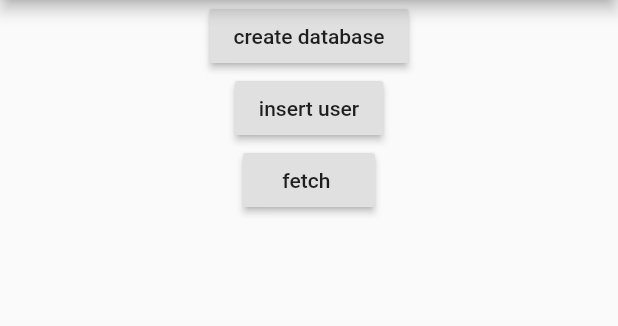
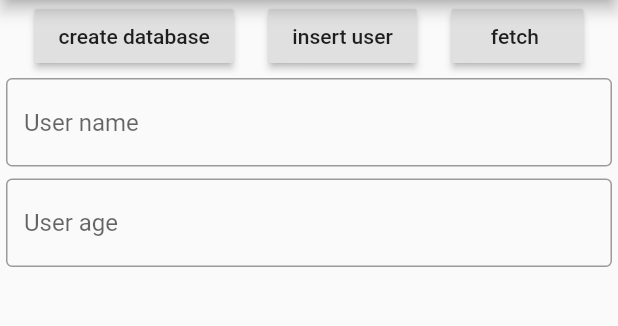
Before and after one commit to charafau/loft, a Flutter app: the screen it shows after launch, on a phone screen of 412 x 824 dp, the part 84-410 px from its top. Run offline on Flutter 3.47's test engine with Material 2 defaults, Android fonts, the phone set to English and light mode, and no system bars; our stand-ins replace built_collection, recase, sqflite; missing offline and left inert: analyzer, build, code_builder, dart:mirrors, dart_style, source_gen; accounts and stored records are empty.

Commit message:
added dt interface

```diff
--- a/example/lib/main.dart
+++ b/example/lib/main.dart
@@ -2,6 +2,7 @@ import 'package:example/database.dart';
 import 'package:example/user.dart';
 import 'package:example/user_dao.dart';
 import 'package:flutter/material.dart';
+import 'package:path/path.dart';
 import 'package:sqflite/sqflite.dart';
 
 void main() => runApp(MyApp());
@@ -15,7 +16,33 @@ class MyApp extends StatelessWidget {
   }
 }
 
-class HomeScreen extends StatelessWidget {
+class HomeScreen extends StatefulWidget {
+  @override
+  HomeScreenState createState() {
+    return new HomeScreenState();
+  }
+}
+
+class HomeScreenState extends State<HomeScreen> {
+  List<User> users = [];
+
+  final nameController = TextEditingController();
+  final ageController = TextEditingController();
+
+  @override
+  void initState() {
+    super.initState();
+    TodoDatabase().generate();
+  }
+
+  @override
+  void dispose() {
+    nameController.dispose();
+    ageController.dispose();
+
+    super.dispose();
+  }
+
   @override
   Widget build(BuildContext context) {
     return Scaffold(
@@ -25,33 +52,81 @@ class HomeScreen extends StatelessWidget {
       body: Center(
         child: Column(
           children: <Widget>[
+            Row(
+              mainAxisAlignment: MainAxisAlignment.spaceEvenly,
+              children: <Widget>[
                 RaisedButton(
                   child: Text('create database'),
-              onPressed: () {
-                TodoDatabase().generate();
+                  onPressed: () async {
+                    print('should generate');
+                    await TodoDatabase().generate();
                   },
                 ),
                 RaisedButton(
                   child: Text('insert user'),
                   onPressed: () {
                     var uDao = UserDao();
-                uDao.insert(User(name: "Bob", age: 25));
+                    uDao.insert(User(name: nameController.text.toString(), age:  int.parse(ageController.text)));
+                    print('should insert');
                   },
                 ),
                 RaisedButton(
                   child: Text('fetch '),
                   onPressed: () async {
+                    print('should fetch');
                     var uDao = UserDao();
-                var all = await uDao.fetchAll();
-                print('all: ${all.length}');
-                all.forEach((u) {
-                  print('user is ${u.toString()}');
+                    List<User> all = await uDao.fetchAll();
+                    print('fetched all: ${all.length}');
+                    setState(() {
+                      users = all;
                     });
                   },
                 ),
+              ],
+            ),
+            Padding(
+              padding: const EdgeInsets.all(4.0),
+              child: TextField(
+                controller: nameController,
+                decoration: InputDecoration(
+                    border: OutlineInputBorder(), hintText: 'User name'),
+              ),
+            ),
+            Padding(
+              padding: const EdgeInsets.all(4.0),
+              child: TextField(
+                keyboardType: TextInputType.numberWithOptions(),
+                controller: ageController,
+                decoration: InputDecoration(
+                    border: OutlineInputBorder(), hintText: 'User age'),
+              ),
+            ),
+            Expanded(
+              child: ListView.builder(
+                itemCount: users.length,
+                itemBuilder: (context, index) {
+                  return ListItem(users[index]);
+                },
+              ),
+            )
           ],
         ),
       ),
     );
   }
 }
+
+class ListItem extends StatelessWidget {
+  User _user;
+
+  ListItem(this._user);
+
+  @override
+  Widget build(BuildContext context) {
+    return ListTile(
+      leading: Text("${_user.id}"),
+      title: Text("${_user.name}"),
+      subtitle: Text("${_user.age}"),
+    );
+  }
+}
--- a/example/lib/user.dart
+++ b/example/lib/user.dart
@@ -17,6 +17,7 @@ class User {
   String schema() => _$User().generate();
 
   User.fromMap(Map<String, dynamic> map) {
+    id = map['id'];
     name = map['name'];
     age = map['age'];
   }
```
Lines whose indentation alone changed are shown as unchanged.
